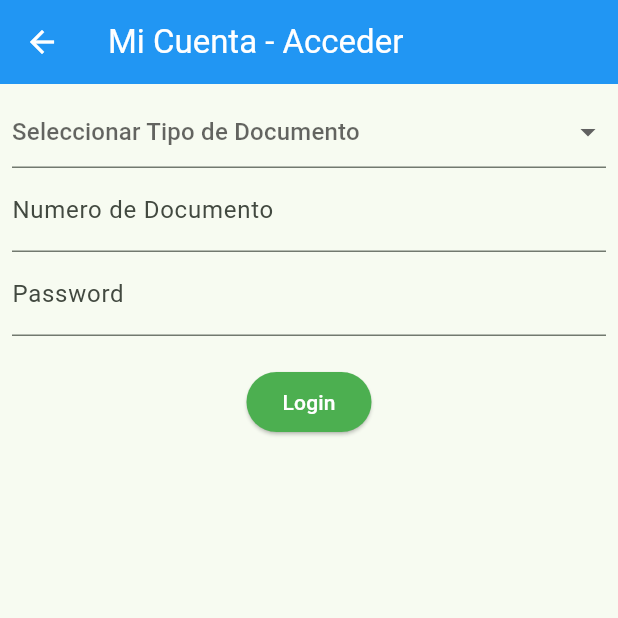
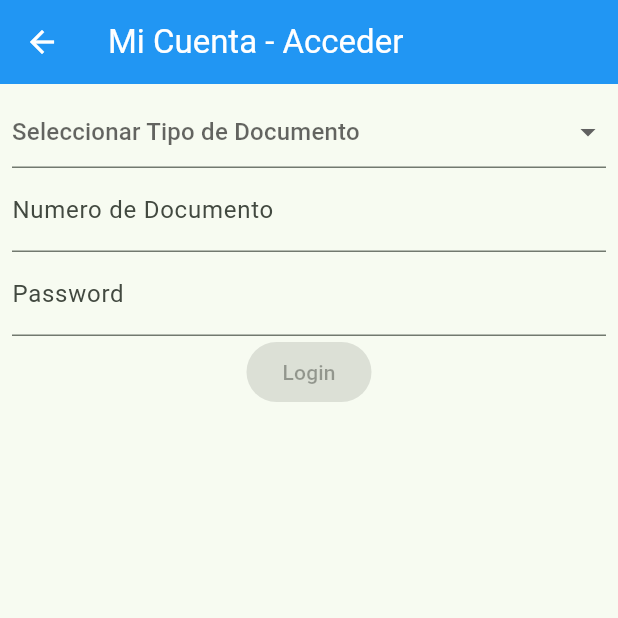
Before and after one commit to arma20044/formOK, a Flutter app: the ConsultaFacturasScreen screen opened directly, after a tap on "Consultar", after a tap on the "menu" icon, after a tap on "Acceder", on a phone screen of 412 x 824 dp, the top half of it. Run offline on Flutter 3.47's test engine with Material 3 defaults, Android fonts, the phone set to English and light mode, and no system bars; our stand-ins replace dio, flutter_dotenv, flutter_riverpod, flutter_secure_storage, fluttertoast, font_awesome_flutter and 6 more; missing offline and left inert: flutter_pdfview, video_thumbnail; accounts and stored records are empty.

Commit message:
mejor el login

```diff
--- a/lib/presentation/auth/login_screen.dart
+++ b/lib/presentation/auth/login_screen.dart
@@ -1,11 +1,13 @@
+import 'package:flutter/material.dart';
+import 'package:form/core/auth/auth_notifier.dart';
+import 'package:form/core/auth/model/auth_state.dart';
+import 'package:form/core/auth/model/auth_state_data.dart';
+import 'package:go_router/go_router.dart';
 import 'package:flutter/material.dart';
 import 'package:flutter_riverpod/flutter_riverpod.dart';
 import 'package:form/core/auth/auth_notifier.dart';
-import 'package:form/core/auth/model/auth_state_data.dart';
-import 'package:form/main.dart';
+import 'package:form/core/auth/model/auth_state.dart';
 import 'package:go_router/go_router.dart';
-
-import '../../core/auth/model/auth_state.dart';
 
 class DropdownItem {
   final String id;
@@ -19,116 +21,78 @@ List<DropdownItem> dropDownItems = [
   DropdownItem(id: 'TD004', name: 'Pasaporte'),
 ];
 
-class LoginScreen extends ConsumerWidget {
+class LoginScreen extends ConsumerStatefulWidget {
   const LoginScreen({super.key});
 
   @override
-  Widget build(BuildContext context, WidgetRef ref) {
-    final authState = ref.watch(authProvider);
+  ConsumerState<LoginScreen> createState() => _LoginScreenState();
+}
 
-    final numeroDocumentoController = TextEditingController();
+class _LoginScreenState extends ConsumerState<LoginScreen> {
+  final numeroController = TextEditingController();
   final passwordController = TextEditingController();
   DropdownItem? selectedTipDocumento;
 
-    /* ref.listen<AsyncValue<AuthState>>(authProvider, (previous, next) {
-      next.whenOrNull(
-        data: (state) {
-          if (state == AuthState.authenticated) {
-            // Navigate to home screen
-            Navigator.of(context).pushReplacement(MaterialPageRoute(builder: (_) => HomeScreen()));
-          } else if (state == AuthState.error) {
-            // Show error message
-            ScaffoldMessenger.of(context).showSnackBar(
-              const SnackBar(content: Text('Login failed')),
-            );
+  @override
+  void dispose() {
+    numeroController.dispose();
+    passwordController.dispose();
+    super.dispose();
   }
-        },
-      );
-    }); */
+
+  @override
+  Widget build(BuildContext context) {
+    final authState = ref.watch(authProvider);
+
+    // ✅ ref.listen dentro del build
     ref.listen<AsyncValue<AuthStateData>>(authProvider, (previous, next) {
       next.whenOrNull(
-        data: (state) {
-          if (state == AuthState.authenticated) {
-            // ✅ Navegación declarativa usando GoRouter
+        data: (authData) {
+          if (authData.state == AuthState.authenticated) {
             GoRouter.of(context).go('/');
-          } else if (state == AuthState.error) {
-            ScaffoldMessenger.of(
-              context,
-            ).showSnackBar(const SnackBar(content: Text('Login failed')));
+          } else if (authData.state == AuthState.error) {
+            ScaffoldMessenger.of(context).showSnackBar(
+              const SnackBar(content: Text('Login fallido')),
+            );
           }
         },
       );
     });
 
     return Scaffold(
-      appBar: AppBar(
-        title: Text("Mi Cuenta - Acceder"),
-      ),
+      appBar: AppBar(title: const Text("Mi Cuenta - Acceder")),
       body: Padding(
-        padding: const EdgeInsets.all(8.0),
-        child: Center(
+        padding: const EdgeInsets.all(8),
         child: Column(
           children: [
             DropdownButtonFormField<DropdownItem>(
-                initialValue: selectedTipDocumento,
+              value: selectedTipDocumento,
               hint: const Text("Seleccionar Tipo de Documento"),
               items: dropDownItems
-                    .map(
-                      (item) =>
-                          DropdownMenuItem(value: item, child: Text(item.name)),
-                    )
+                  .map((item) =>
+                      DropdownMenuItem(value: item, child: Text(item.name)))
                   .toList(),
               onChanged: (value) {
-                  selectedTipDocumento = value;
+                setState(() => selectedTipDocumento = value);
               },
             ),
-              TextField(
-                controller: numeroDocumentoController,
-                decoration: const InputDecoration(
-                  labelText: 'Numero de Documento',
-                ),
-              ),
-              TextField(
-                controller: passwordController,
-                decoration: const InputDecoration(labelText: 'Password'),
-                obscureText: true,
-              ),
-              const SizedBox(height: 20),
+            TextField(controller: numeroController, decoration: const InputDecoration(labelText: 'Numero de Documento')),
+            TextField(controller: passwordController, decoration: const InputDecoration(labelText: 'Password'), obscureText: true),
             ElevatedButton(
-                onPressed: () {
-                  ref
-                      .read(authProvider.notifier)
-                      .login(
-                        numeroDocumentoController.text,
+              onPressed: selectedTipDocumento == null || authState.isLoading
+                  ? null
+                  : () {
+                      ref.read(authProvider.notifier).login(
+                            numeroController.text,
                             passwordController.text,
                             selectedTipDocumento!.id,
                           );
                     },
               child: authState.isLoading
-                    ? const SizedBox(
-                        width: 24,
-                        height: 24,
-                        child: CircularProgressIndicator(
-                          color: Colors.white,
-                          strokeWidth: 2,
+                  ? const CircularProgressIndicator()
+                  : const Text('Login'),
             ),
-                      )
-                    : const Text("Login"),
-
-
-              ),
-              if(authState.error == null)
-                Text("")
-
-              else if(authState.value?.state == AuthState.error || authState.value?.state == AuthState.unauthenticated)
-               Text("Error al iniciar sesión: ${authState.error}")
-
-,
-
-
           ],
-
-          ),
         ),
       ),
     );
--- a/lib/presentation/screens/comercial/consulta_facturas_screen.dart
+++ b/lib/presentation/screens/comercial/consulta_facturas_screen.dart
@@ -3,6 +3,7 @@ import 'package:flutter_riverpod/flutter_riverpod.dart';
 import 'package:form/core/api/mi_ande_api.dart';
 import 'package:form/core/auth/auth_notifier.dart';
 import 'package:form/model/model.dart';
+import 'package:form/presentation/components/common/custom_snackbar.dart';
 import 'package:form/presentation/components/common/datos_card.dart';
 import 'package:form/presentation/components/common/factura_scroll_horizontal.dart';
 import 'package:form/presentation/components/common/info_card.dart';
@@ -57,11 +58,17 @@ class _ConsultaFacturasScreenState
           .getConsultaFacturas(nis, '15', token);
 
       if (consultaFacturasResponse.error == true) {
-        ScaffoldMessenger.of(context).showSnackBar(
+        /*ScaffoldMessenger.of(context).showSnackBar(
           SnackBar(
-            content: Text(consultaFacturasResponse.errorValList?[0] ?? 'Error'),
+            content: Text("Favor intente nuevamente la consulta"),
           ),
+        );*/
+        CustomSnackbar.show(
+          context,
+          message: "Ocurrió un error, Favor intente nuevamente la consulta",
+          type: MessageType.error,
         );
+
         setState(() {
           facturas = [];
           isLoading = false;
```
Also changed, not shown: lib/core/router/app_router.dart (+7 -34 lines), lib/presentation/components/common/custom_snackbar.dart (added, +50 -0 lines). Lines whose indentation alone changed are shown as unchanged.
